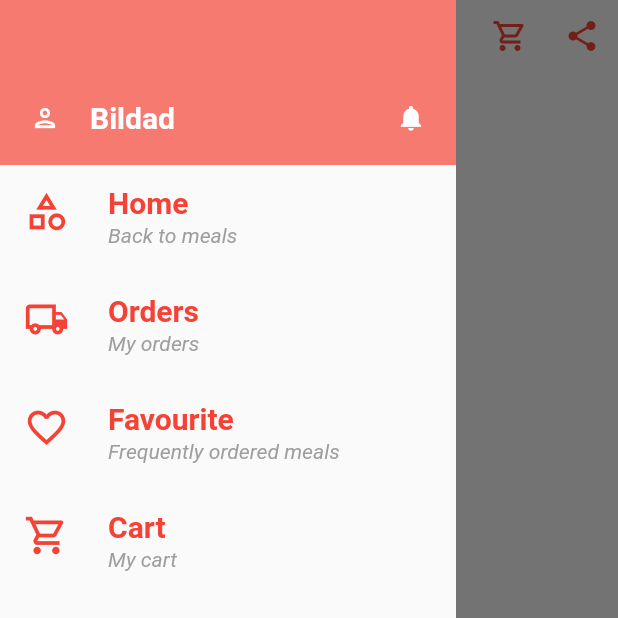
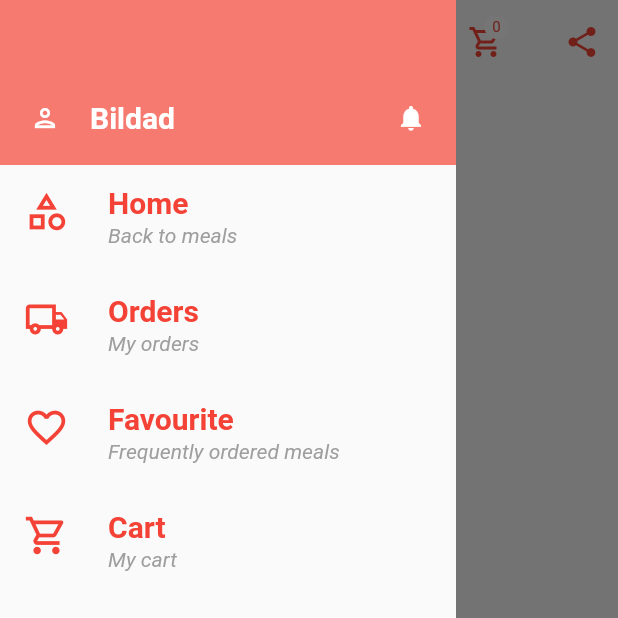
Before and after one commit to Bildad0/Delivery-App, a Flutter app: the FavoriteScreen screen opened by its route, with the side drawer open, on a phone screen of 412 x 824 dp, the top half of it. Run offline on Flutter 3.47's test engine with Material 2 defaults, Android fonts, the phone set to English and light mode, and no system bars; our stand-ins replace carousel_slider, flutter_datetime_picker, geocoding, geolocator, google_maps_flutter, shared_preferences; missing offline and left inert: open_settings; accounts and stored records are empty; Roboto replaces fonts that are missing (Georgia, Hind, SawarabiGothic).

Commit message:
updates and fixes

```diff
--- a/app/lib/Resources/scroll_behaviour.dart
+++ b/app/lib/Resources/scroll_behaviour.dart
@@ -1,7 +1,7 @@
 import 'package:flutter/gestures.dart';
 import 'package:flutter/material.dart';
 
-class touchScrollBehavior extends ScrollBehavior {
+class TouchScrollBehavior extends ScrollBehavior {
   @override
   Set<PointerDeviceKind> get dragDevices => {
         PointerDeviceKind.touch,
--- a/app/lib/Screens/cart.dart
+++ b/app/lib/Screens/cart.dart
@@ -63,7 +63,7 @@ class _CartScreenState extends State<CartScreen> {
                   builder: (BuildContext context) => alertBox(
                     context,
                     Icons.info_outline,
-                    "Do you want to delete ${item.name} from the list?",
+                    "Item ${item.name} has been deleted from the list",
                   ),
                 );
                 widget.removeItem(item);
--- a/app/lib/Screens/favourite.dart
+++ b/app/lib/Screens/favourite.dart
@@ -9,10 +9,11 @@ import 'cart.dart';
 
 class FavoriteScreen extends StatefulWidget {
   final List<MenuItem> favouriteMeals;
-
+  final Function cartQuantity;
   const FavoriteScreen({
     Key? key,
     required this.favouriteMeals,
+    required this.cartQuantity,
   }) : super(key: key);
   static const routeName = "/favorites";
 
@@ -23,6 +24,7 @@ class FavoriteScreen extends StatefulWidget {
 class _FavoriteScreenState extends State<FavoriteScreen> {
   @override
   Widget build(BuildContext context) {
+    final cartQuantity = widget.cartQuantity.call();
     if (widget.favouriteMeals.isEmpty) {
       return Scaffold(
         appBar: AppBar(
@@ -34,11 +36,11 @@ class _FavoriteScreenState extends State<FavoriteScreen> {
               context,
               Icons.shopping_cart_outlined,
               CartScreen.routeName,
+              cartQuantity as String,
             ),
-            buildLeading(
-              context,
-              Icons.share_sharp,
-              "",
+            IconButton(
+              onPressed: () {},
+              icon: const Icon(Icons.share_sharp),
             )
           ],
         ),
@@ -60,11 +62,11 @@ class _FavoriteScreenState extends State<FavoriteScreen> {
               context,
               Icons.shopping_cart_outlined,
               CartScreen.routeName,
+              cartQuantity,
             ),
-            buildLeading(
-              context,
-              Icons.share_sharp,
-              "",
+            IconButton(
+              onPressed: () {},
+              icon: const Icon(Icons.share_sharp),
             )
           ],
         ),
--- a/app/lib/Widgets/leadings.dart
+++ b/app/lib/Widgets/leadings.dart
@@ -4,8 +4,9 @@ Widget buildLeading(
   context,
   IconData icon,
   String route,
+  String cartQuantity,
 ) {
-  return Column(
+  return Row(
     children: [
       IconButton(
         onPressed: () {
@@ -14,9 +15,16 @@ Widget buildLeading(
         icon: Icon(icon),
       ),
       Container(
-        height: 2,
-        transform: Matrix4.translationValues(-50.0, -50.0, 0.0),
-        child: const Text("1"),
+        transform: Matrix4.translationValues(-25.0, -10.0, 0.0),
+        child: CircleAvatar(
+          radius: 8,
+          backgroundColor: Colors.white,
+          foregroundColor: Colors.red,
+          child: Text(
+            cartQuantity,
+            style: const TextStyle(fontSize: 10),
+          ),
+        ),
       ),
     ],
   );
```
Also changed, not shown: app/lib/Screens/checkout.dart (+17 -13 lines), app/lib/Screens/mealdetails.dart (+6 -7 lines), app/lib/Screens/user_location.dart (+44 -4 lines), app/lib/Widgets/alert.dart (+2 -5 lines), app/lib/main.dart (+12 -5 lines), 1 other file.
